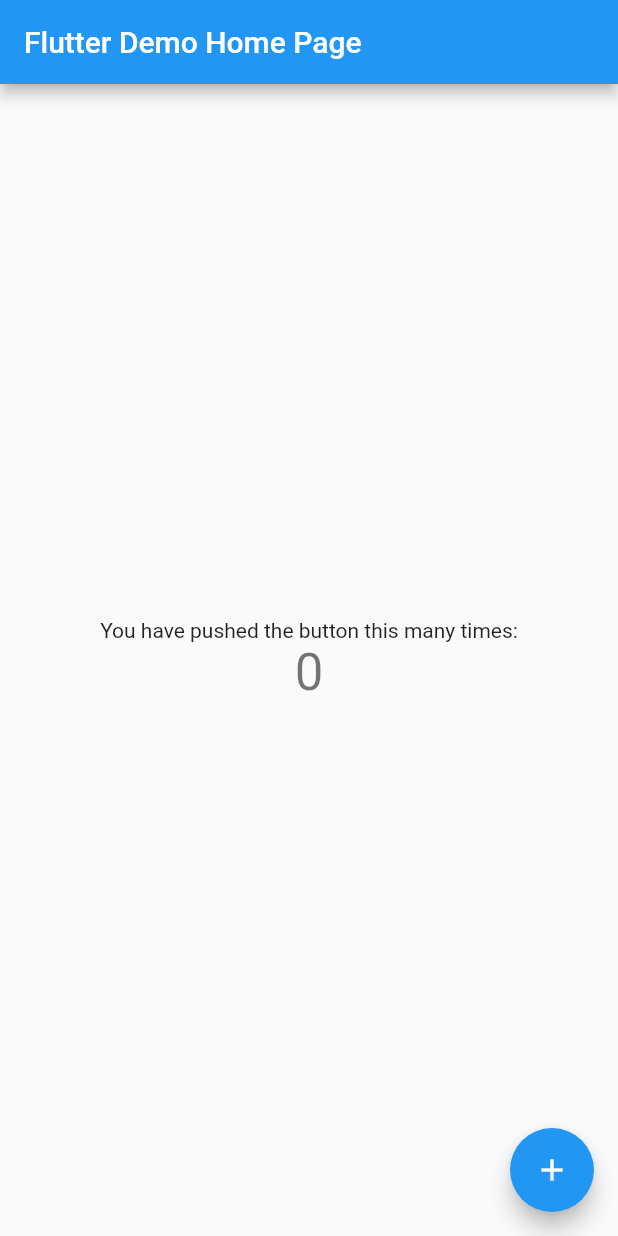
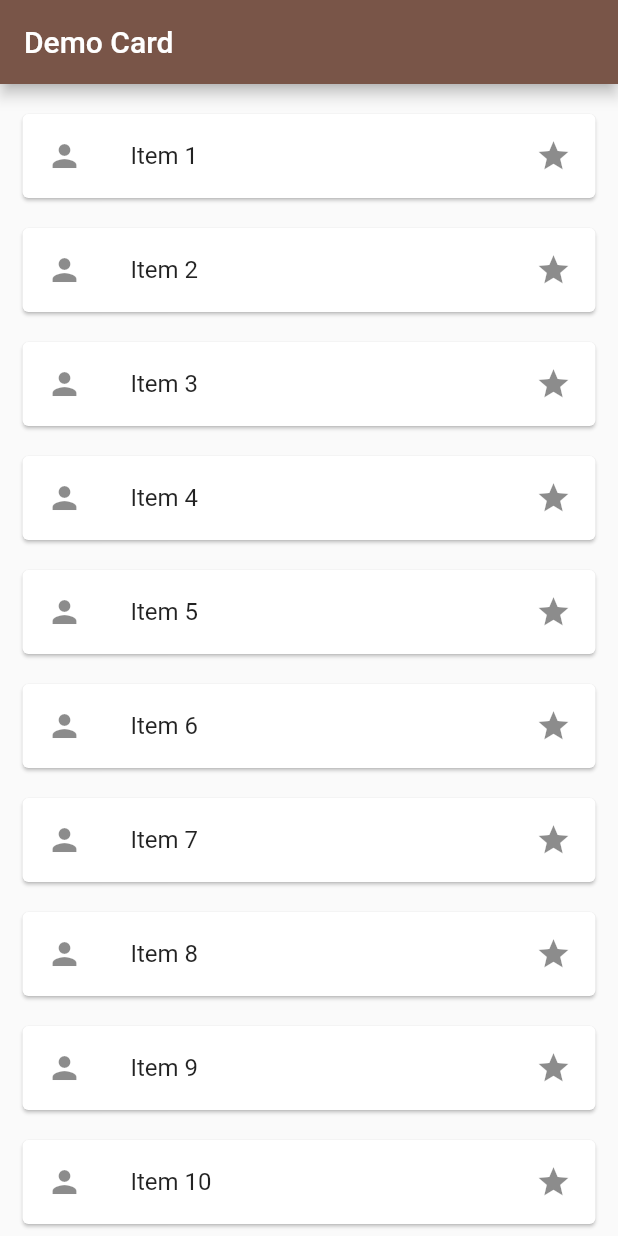
Before and after one commit to erikrios/card, a Flutter app: the screen it shows after launch, on a phone screen of 412 x 824 dp. Run offline on Flutter 3.47's test engine with Material 2 defaults, Android fonts, the phone set to English and light mode, and no system bars.

Commit message:
Add the example code of Card in List View

```diff
--- a/lib/main.dart
+++ b/lib/main.dart
@@ -3,109 +3,54 @@ import 'package:flutter/material.dart';
 void main() => runApp(MyApp());
 
 class MyApp extends StatelessWidget {
-  // This widget is the root of your application.
   @override
-  Widget build(BuildContext context) {
-    return MaterialApp(
-      title: 'Flutter Demo',
-      theme: ThemeData(
-        // This is the theme of your application.
-        //
-        // Try running your application with "flutter run". You'll see the
-        // application has a blue toolbar. Then, without quitting the app, try
-        // changing the primarySwatch below to Colors.green and then invoke
-        // "hot reload" (press "r" in the console where you ran "flutter run",
-        // or simply save your changes to "hot reload" in a Flutter IDE).
-        // Notice that the counter didn't reset back to zero; the application
-        // is not restarted.
-        primarySwatch: Colors.blue,
-      ),
-      home: MyHomePage(title: 'Flutter Demo Home Page'),
+  Widget build(BuildContext context) => MaterialApp(
+        title: 'Demo Flutter',
+        theme: ThemeData(primarySwatch: Colors.brown),
+        home: HomePage(),
       );
 }
+
+class HomePage extends StatefulWidget {
+  @override
+  State<StatefulWidget> createState() => _HomePageState();
 }
 
-class MyHomePage extends StatefulWidget {
-  MyHomePage({Key key, this.title}) : super(key: key);
-
-  // This widget is the home page of your application. It is stateful, meaning
-  // that it has a State object (defined below) that contains fields that affect
-  // how it looks.
-
-  // This class is the configuration for the state. It holds the values (in this
-  // case the title) provided by the parent (in this case the App widget) and
-  // used by the build method of the State. Fields in a Widget subclass are
-  // always marked "final".
-
-  final String title;
+class _HomePageState extends State<HomePage> {
+  final int count = 20;
+  List<bool> items = List<bool>();
 
   @override
-  _MyHomePageState createState() => _MyHomePageState();
+  void initState() {
+    setState(() {
+      for (var i = 0; i < this.count; i++) {
+        items.add(false);
       }
-
-class _MyHomePageState extends State<MyHomePage> {
-  int _counter = 0;
-
-  void _incrementCounter() {
-    setState(() {
-      // This call to setState tells the Flutter framework that something has
-      // changed in this State, which causes it to rerun the build method below
-      // so that the display can reflect the updated values. If we changed
-      // _counter without calling setState(), then the build method would not be
-      // called again, and so nothing would appear to happen.
-      _counter++;
     });
   }
 
   @override
-  Widget build(BuildContext context) {
-    // This method is rerun every time setState is called, for instance as done
-    // by the _incrementCounter method above.
-    //
-    // The Flutter framework has been optimized to make rerunning build methods
-    // fast, so that you can just rebuild anything that needs updating rather
-    // than having to individually change instances of widgets.
-    return Scaffold(
+  Widget build(BuildContext context) => Scaffold(
         appBar: AppBar(
-        // Here we take the value from the MyHomePage object that was created by
-        // the App.build method, and use it to set our appbar title.
-        title: Text(widget.title),
+          title: Text('Demo Card'),
         ),
-      body: Center(
-        // Center is a layout widget. It takes a single child and positions it
-        // in the middle of the parent.
-        child: Column(
-          // Column is also a layout widget. It takes a list of children and
-          // arranges them vertically. By default, it sizes itself to fit its
-          // children horizontally, and tries to be as tall as its parent.
-          //
-          // Invoke "debug painting" (press "p" in the console, choose the
-          // "Toggle Debug Paint" action from the Flutter Inspector in Android
-          // Studio, or the "Toggle Debug Paint" command in Visual Studio Code)
-          // to see the wireframe for each widget.
-          //
-          // Column has various properties to control how it sizes itself and
-          // how it positions its children. Here we use mainAxisAlignment to
-          // center the children vertically; the main axis here is the vertical
-          // axis because Columns are vertical (the cross axis would be
-          // horizontal).
-          mainAxisAlignment: MainAxisAlignment.center,
-          children: <Widget>[
-            Text(
-              'You have pushed the button this many times:',
+        body: ListView.builder(
+          itemCount: items.length,
+          itemBuilder: (BuildContext context, int index) {
+            return Card(
+              margin: EdgeInsets.only(left: 15.0, top: 20.0, right: 15.0),
+              child: GestureDetector(
+                child: ListTile(
+                  title: Text('Item ${index + 1}'),
+                  leading: Icon(Icons.person),
+                  trailing: Icon(Icons.star),
                 ),
-            Text(
-              '$_counter',
-              style: Theme.of(context).textTheme.display1,
+                onTap: () {
+                  print('Anda memilih item ${index + 1}');
+                },
               ),
-          ],
+            );
+          },
         ),
-      ),
-      floatingActionButton: FloatingActionButton(
-        onPressed: _incrementCounter,
-        tooltip: 'Increment',
-        child: Icon(Icons.add),
-      ), // This trailing comma makes auto-formatting nicer for build methods.
       );
 }
-}
```
Lines whose indentation alone changed are shown as unchanged.
